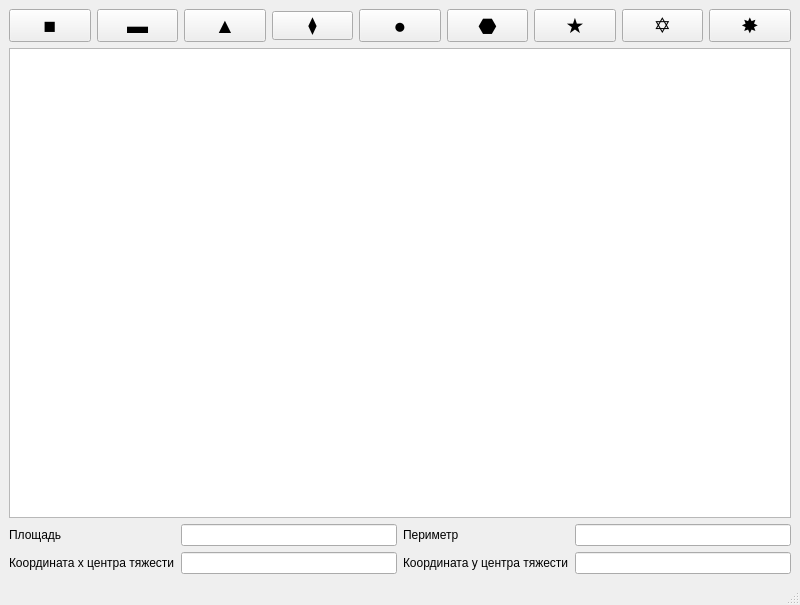
Above: LabWork_1/Lab2-1/mainwindow.ui from deviyan13/Labs2Sem before the change. Below: the same form after it.
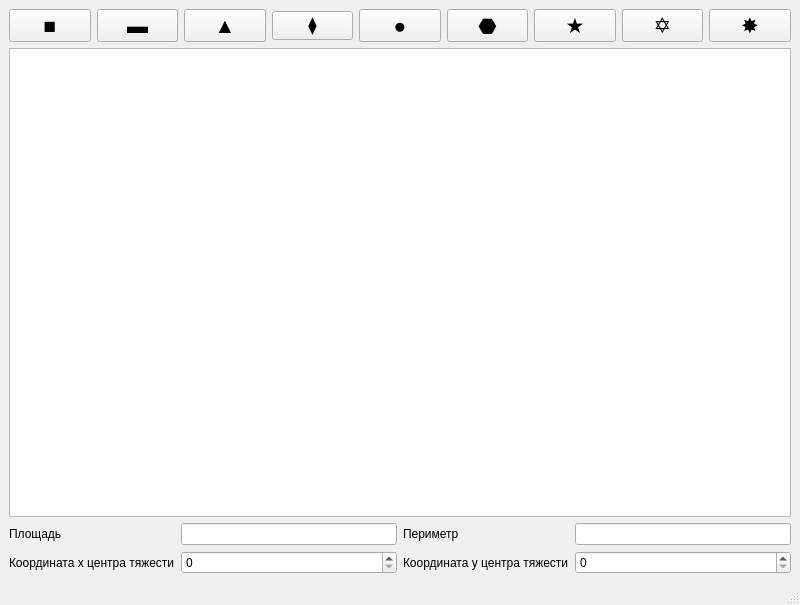
That is the form after the change.

Commit message: added spins instead of validator

Diff of the .ui file:
```diff
--- a/LabWork_1/Lab2-1/mainwindow.ui
+++ b/LabWork_1/Lab2-1/mainwindow.ui
@@ -27,10 +27,65 @@
   </property>
   <widget class="QWidget" name="centralwidget">
    <layout class="QGridLayout" name="gridLayout">
-    <item row="3" column="0">
+    <item row="3" column="1">
      <widget class="QGraphicsView" name="graphicsView"/>
     </item>
-    <item row="0" column="0">
+    <item row="4" column="1">
+     <layout class="QGridLayout" name="gridLayout_2">
+      <item row="0" column="3">
+       <widget class="QLabel" name="perimetr_label">
+        <property name="text">
+         <string>Периметр</string>
+        </property>
+       </widget>
+      </item>
+      <item row="0" column="0">
+       <widget class="QLabel" name="area_label">
+        <property name="text">
+         <string>Площадь</string>
+        </property>
+       </widget>
+      </item>
+      <item row="0" column="5">
+       <widget class="QLineEdit" name="perimetr_line">
+        <property name="readOnly">
+         <bool>true</bool>
+        </property>
+       </widget>
+      </item>
+      <item row="0" column="1">
+       <widget class="QLineEdit" name="area_line">
+        <property name="readOnly">
+         <bool>true</bool>
+        </property>
+        <property name="clearButtonEnabled">
+         <bool>false</bool>
+        </property>
+       </widget>
+      </item>
+      <item row="1" column="0">
+       <widget class="QLabel" name="x_label">
+        <property name="text">
+         <string>Координата x центра тяжести</string>
+        </property>
+       </widget>
+      </item>
+      <item row="1" column="3">
+       <widget class="QLabel" name="label_4">
+        <property name="text">
+         <string>Координата y центра тяжести</string>
+        </property>
+       </widget>
+      </item>
+      <item row="1" column="1">
+       <widget class="QSpinBox" name="x_spin"/>
+      </item>
+      <item row="1" column="5">
+       <widget class="QSpinBox" name="y_spin"/>
+      </item>
+     </layout>
+    </item>
+    <item row="0" column="1">
      <layout class="QHBoxLayout" name="horizontalLayout">
       <item>
        <widget class="QPushButton" name="square">
@@ -145,81 +200,6 @@
       </item>
      </layout>
     </item>
-    <item row="4" column="0">
-     <layout class="QGridLayout" name="gridLayout_2">
-      <item row="1" column="0">
-       <widget class="QLabel" name="x_label">
-        <property name="text">
-         <string>Координата x центра тяжести</string>
-        </property>
-       </widget>
-      </item>
-      <item row="0" column="3">
-       <widget class="QLineEdit" name="perimetr_line">
-        <property name="readOnly">
-         <bool>true</bool>
-        </property>
-       </widget>
-      </item>
-      <item row="0" column="1">
-       <widget class="QLineEdit" name="area_line">
-        <property name="readOnly">
-         <bool>true</bool>
-        </property>
-        <property name="clearButtonEnabled">
-         <bool>false</bool>
-        </property>
-       </widget>
-      </item>
-      <item row="1" column="2">
-       <widget class="QLabel" name="label_4">
-        <property name="text">
-         <string>Координата y центра тяжести</string>
-        </property>
-       </widget>
-      </item>
-      <item row="0" column="2">
-       <widget class="QLabel" name="perimetr_label">
-        <property name="text">
-         <string>Периметр</string>
-        </property>
-       </widget>
-      </item>
-      <item row="1" column="3">
-       <widget class="QLineEdit" name="y_line">
-        <property name="placeholderText">
-         <string/>
-        </property>
-       </widget>
-      </item>
-      <item row="1" column="1">
-       <widget class="QLineEdit" name="x_line">
-        <property name="autoFillBackground">
-         <bool>false</bool>
-        </property>
-        <property name="inputMethodHints">
-         <set>Qt::ImhNone</set>
-        </property>
-        <property name="inputMask">
-         <string/>
-        </property>
-        <property name="text">
-         <string/>
-        </property>
-        <property name="placeholderText">
-         <string/>
-        </property>
-       </widget>
-      </item>
-      <item row="0" column="0">
-       <widget class="QLabel" name="area_label">
-        <property name="text">
-         <string>Площадь</string>
-        </property>
-       </widget>
-      </item>
-     </layout>
-    </item>
    </layout>
   </widget>
   <widget class="QMenuBar" name="menubar">
```
The commit also changes 13 other files.
